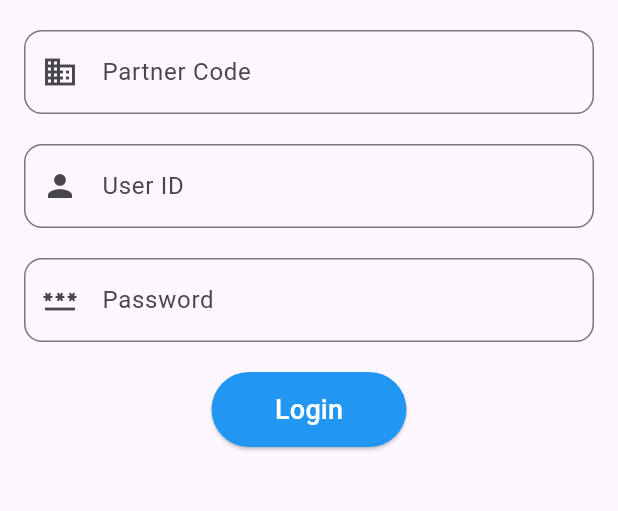
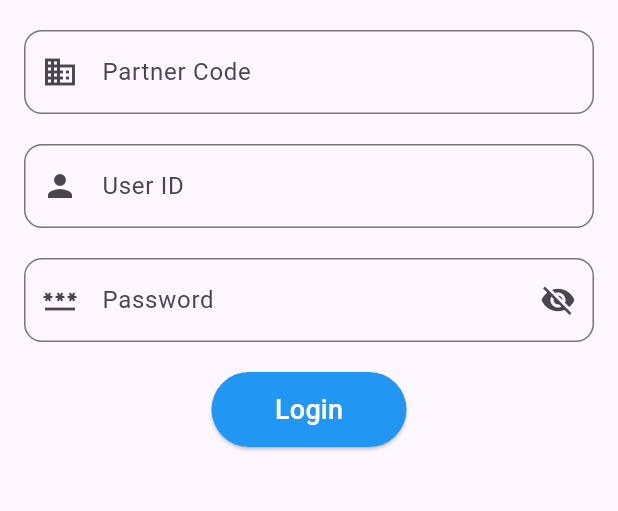
Before and after one commit to dhirenvigoinfotech/smart_erp, a Flutter app: the screen it shows after launch, on a phone screen of 412 x 824 dp, the part 438-949 px from its top. Run offline on Flutter 3.47's test engine with Material 3 defaults, Android fonts, the phone set to English and light mode, and no system bars; our stand-ins replace firebase_core; accounts and stored records are empty.

Commit message:
New Project

```diff
--- a/lib/Authentication/login_screen.dart
+++ b/lib/Authentication/login_screen.dart
@@ -9,6 +9,7 @@ class LoginPage extends StatefulWidget {
 }
 
 class _LoginPageState extends State<LoginPage> {
+  bool isPasswordVisible = false;
 
   @override
   Widget build(BuildContext context) {
@@ -52,11 +53,21 @@ class _LoginPageState extends State<LoginPage> {
               const SizedBox(height: 20),
 
               TextFormField(
-                obscureText: true,
+                obscureText: !isPasswordVisible,
                 decoration: InputDecoration(
                     prefixIcon: const Icon(Icons.password) ,
                     border: OutlineInputBorder(borderRadius: BorderRadius.circular(12.0)),
-                    labelText:'Password'),
+                    labelText:'Password',
+                    suffixIcon: IconButton(
+                      icon: Icon(
+                        isPasswordVisible ? Icons.visibility : Icons.visibility_off,
+                      ), onPressed: () {
+                        setState(() {
+                        isPasswordVisible = !isPasswordVisible;
+                      });
+                    },
+                    )
+                ),
               ),
 
               const SizedBox(height: 20),
@@ -64,7 +75,7 @@ class _LoginPageState extends State<LoginPage> {
               ElevatedButton(
                 style: ButtonStyle(
                   backgroundColor: MaterialStateProperty.all(Colors.blue),
-                  fixedSize: MaterialStateProperty.all(Size(130, 50))
+                  fixedSize: MaterialStateProperty.all(const Size(130, 50))
                 ),
                 onPressed: () {
                   Navigator.push(context, MaterialPageRoute(builder: (context) =>  MainScreen()));
--- a/lib/main.dart
+++ b/lib/main.dart
@@ -14,7 +14,7 @@ class MyApp extends StatelessWidget {
         primarySwatch: Colors.blue,
         visualDensity: VisualDensity.adaptivePlatformDensity,
       ),
-      home: LoginPage(),
+      home: const LoginPage(),
     );
   }
 }
--- a/pubspec.yaml
+++ b/pubspec.yaml
@@ -37,6 +37,7 @@ dependencies:
   cupertino_icons: ^1.0.2
   firebase_auth: ^4.0.0
   firebase_core: ^2.25.4
+
 
 dev_dependencies:
   flutter_test:
```
